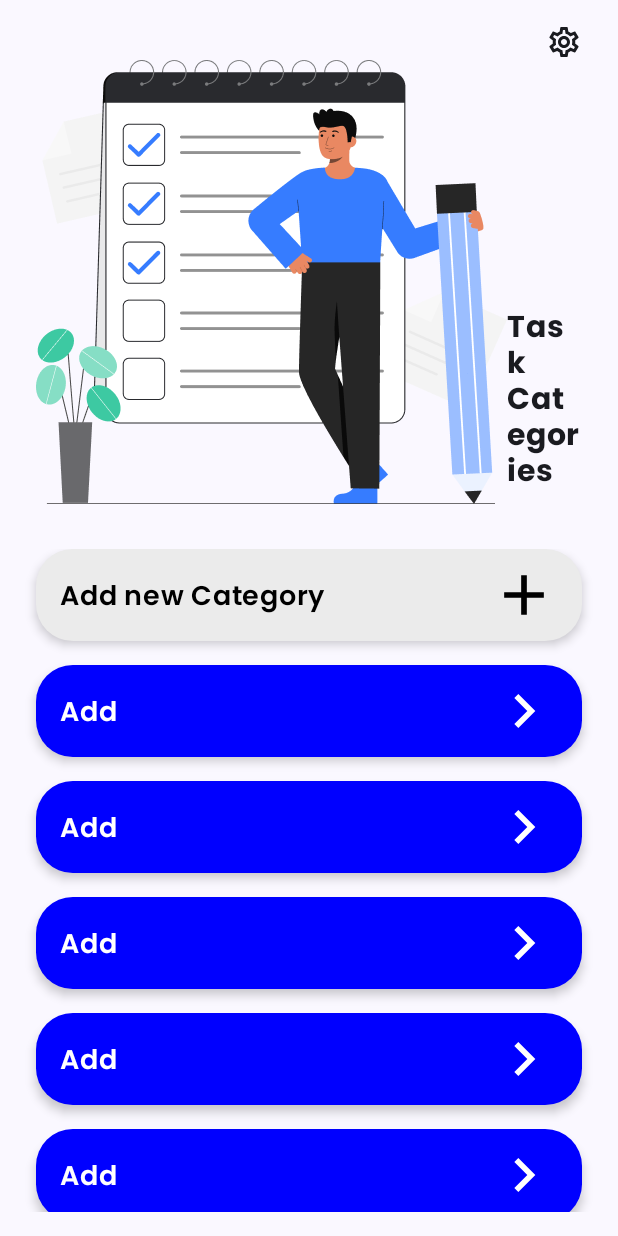
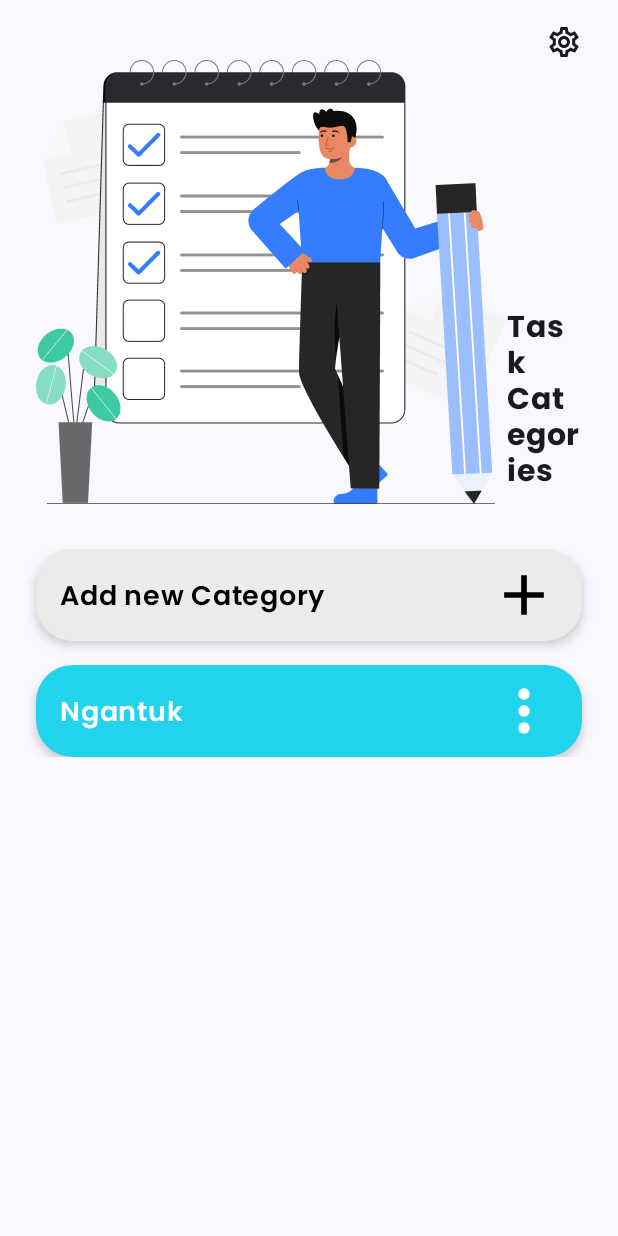
Before and after one commit to jasonmiracleg/ALP_VP, an Android app built with Jetpack Compose: the composable ViewCategory shown on its own in the app's theme, on a phone screen of 412 x 824 dp. Run offline under Robolectric (Android 15) with nearby library versions, the phone set to English and light mode, and no system bars; libraries missing offline, so code that uses them is left out: com.github.skydoves.colorpicker.

Commit message:
Category View Model

```diff
--- /dev/null
+++ b/app/src/main/java/com/example/alp_vp/model/Category.kt
@@ -0,0 +1,6 @@
+package com.example.alp_vp.model
+
+data class Category(
+    val category_title: String,
+    val color: String
+)
--- /dev/null
+++ b/app/src/main/java/com/example/alp_vp/model/CategoryUIState.kt
@@ -0,0 +1,7 @@
+package com.example.alp_vp.model
+
+data class CategoryUIState(
+    val categories: MutableList<Category> = mutableListOf(
+        Category("Ngantuk", "FF22D3EE")
+    )
+)
--- a/app/src/main/java/com/example/alp_vp/ui/view/category/CategoryView.kt
+++ b/app/src/main/java/com/example/alp_vp/ui/view/category/CategoryView.kt
@@ -1,21 +1,24 @@
 package com.example.alp_vp.ui.view.category
 
-import android.util.Log
+
 import androidx.compose.foundation.BorderStroke
 import androidx.compose.foundation.Image
 import androidx.compose.foundation.background
+import androidx.compose.foundation.clickable
 import androidx.compose.foundation.layout.Arrangement
 import androidx.compose.foundation.layout.Box
 import androidx.compose.foundation.layout.Column
 import androidx.compose.foundation.layout.Row
+import androidx.compose.foundation.layout.fillMaxSize
 import androidx.compose.foundation.layout.fillMaxWidth
 import androidx.compose.foundation.layout.padding
 import androidx.compose.foundation.layout.size
 import androidx.compose.foundation.lazy.LazyColumn
 import androidx.compose.foundation.shape.RoundedCornerShape
+import androidx.compose.foundation.text.KeyboardOptions
 import androidx.compose.material.icons.Icons
 import androidx.compose.material.icons.outlined.Add
-import androidx.compose.material.icons.outlined.KeyboardArrowRight
+import androidx.compose.material.icons.outlined.MoreVert
 import androidx.compose.material.icons.outlined.Settings
 import androidx.compose.material3.Button
 import androidx.compose.material3.ButtonDefaults
@@ -26,32 +29,45 @@ import androidx.compose.material3.OutlinedTextField
 import androidx.compose.material3.OutlinedTextFieldDefaults
 import androidx.compose.material3.Text
 import androidx.compose.runtime.Composable
+import androidx.compose.runtime.collectAsState
 import androidx.compose.runtime.getValue
 import androidx.compose.runtime.mutableStateOf
 import androidx.compose.runtime.remember
+import androidx.compose.runtime.saveable.rememberSaveable
 import androidx.compose.runtime.setValue
 import androidx.compose.ui.Alignment
 import androidx.compose.ui.Modifier
 import androidx.compose.ui.graphics.Color
 import androidx.compose.ui.res.painterResource
 import androidx.compose.ui.text.font.FontWeight
+import androidx.compose.ui.text.input.ImeAction
+import androidx.compose.ui.text.input.KeyboardType
 import androidx.compose.ui.text.style.TextAlign
 import androidx.compose.ui.tooling.preview.Preview
 import androidx.compose.ui.unit.dp
 import androidx.compose.ui.unit.sp
 import androidx.compose.ui.window.Dialog
+import androidx.lifecycle.viewmodel.compose.viewModel
 import com.example.alp_vp.R
 import com.example.alp_vp.ui.theme.BlueOutline
 import com.example.alp_vp.ui.theme.ButtonColor
 import com.example.alp_vp.ui.theme.poppins
-import com.github.skydoves.colorpicker.compose.ColorPickerController
+import com.example.alp_vp.viewmodel.category.CategoryViewModel
 import com.github.skydoves.colorpicker.compose.HsvColorPicker
 import com.github.skydoves.colorpicker.compose.drawColorIndicator
 import com.github.skydoves.colorpicker.compose.rememberColorPickerController
 
 @Composable
-fun ViewCategory() {
-    Column(modifier = Modifier.padding(horizontal = 24.dp, vertical = 16.dp)) {
+fun ViewCategory(categoryViewModel: CategoryViewModel = viewModel()) {
+    val categoryUIState by categoryViewModel.data.collectAsState()
+    var isPopUpVisible by rememberSaveable {
+        mutableStateOf(false)
+    }
+    Box(modifier = Modifier.fillMaxWidth()) {
+        Column(
+            modifier = Modifier
+                .padding(horizontal = 24.dp, vertical = 16.dp)
+        ) {
             TopNavBar()
             Row(verticalAlignment = Alignment.Bottom) {
                 Image(
@@ -72,10 +88,31 @@ fun ViewCategory() {
                 verticalArrangement = Arrangement.spacedBy(16.dp),
                 modifier = Modifier.padding(top = 30.dp)
             ) {
-            item { CategoryCard("Add new Category", true) }
-            items(5) {
-                CategoryCard("Add", false, Color.Blue)
+                item {
+                    CategoryCard("Add new Category", isNewCategory = true) {
+                        isPopUpVisible = true
                     }
+                }
+                items(categoryUIState.categories.size) {
+                    CategoryCard(
+                        categoryName = categoryUIState.categories[it].category_title,
+                        isNewCategory = false,
+                        colorBackground = Color(android.graphics.Color.parseColor("#${categoryUIState.categories[it].color}"))
+                    ) {
+
+                    }
+                }
+            }
+            if (isPopUpVisible) {
+                Popup(onDismiss = { isPopUpVisible = false }, categoryViewModel)
+            }
+        }
+        Column(
+            modifier = Modifier.background(
+                Color.LightGray.copy(alpha = if (isPopUpVisible) 0.5f else 0f)
+            )
+        ) {
+            Box(modifier = Modifier.fillMaxSize())
         }
     }
 }
@@ -84,7 +121,8 @@ fun ViewCategory() {
 fun CategoryCard(
     categoryName: String,
     isNewCategory: Boolean,
-    colorBackground: Color = Color(0xFFEBEBEB)
+    colorBackground: Color = Color(0xFFEBEBEB),
+    onClick: () -> Unit,
 ) {
     Card(
         colors = CardDefaults.cardColors(colorBackground),
@@ -95,7 +133,10 @@ fun CategoryCard(
             verticalAlignment = Alignment.CenterVertically,
             modifier = Modifier
                 .fillMaxWidth()
-                .padding(horizontal = 16.dp, vertical = 8.dp),
+                .padding(horizontal = 16.dp, vertical = 8.dp)
+                .clickable {
+                    onClick()
+                },
         ) {
             Column(
                 modifier = Modifier
@@ -120,7 +161,7 @@ fun CategoryCard(
                     imageVector = if (isNewCategory) {
                         Icons.Outlined.Add
                     } else {
-                        Icons.Outlined.KeyboardArrowRight
+                        Icons.Outlined.MoreVert
                     },
                     contentDescription = "Action",
                     tint = if (isNewCategory) {
@@ -148,11 +189,18 @@ fun TopNavBar() {
 }
 
 @Composable
-fun Popup() {
+fun Popup(
+    onDismiss: () -> Unit,
+    categoryViewModel: CategoryViewModel
+) {
     val controller = rememberColorPickerController()
-
-
-    Dialog(onDismissRequest = { /*TODO*/ }) {
+    var title by rememberSaveable {
+        mutableStateOf("")
+    }
+    var hexCode by remember {
+        mutableStateOf("")
+    }
+    Dialog(onDismissRequest = { onDismiss() }) {
         Card(
             colors = CardDefaults.cardColors(Color.White),
             border = BorderStroke(1.dp, color = Color.Black)
@@ -179,8 +227,8 @@ fun Popup() {
                     fontSize = 18.sp
                 )
                 OutlinedTextField(
-                    value = "",
-                    onValueChange = {},
+                    value = title,
+                    onValueChange = { title = it },
                     colors = OutlinedTextFieldDefaults.colors(
                         focusedContainerColor = BlueOutline,
                         unfocusedContainerColor = BlueOutline,
@@ -194,6 +242,10 @@ fun Popup() {
                             fontWeight = FontWeight.SemiBold
                         )
                     },
+                    keyboardOptions = KeyboardOptions().copy(
+                        keyboardType = KeyboardType.Text,
+                        imeAction = ImeAction.Done
+                    ),
                     shape = RoundedCornerShape(35),
                     modifier = Modifier.fillMaxWidth()
                 )
@@ -214,7 +266,7 @@ fun Popup() {
                         modifier = Modifier
                             .padding(start = 8.dp)
                             .size(height = 40.dp, width = 100.dp)
-                            .background(Color.Magenta)
+                            .background(color = controller.selectedColor.value)
                     )
                     Icon(
                         painter = painterResource(id = R.drawable.outline_colorize_24),
@@ -222,33 +274,6 @@ fun Popup() {
                         modifier = Modifier.size(30.dp)
                     )
                 }
-                ColorPicker(controller = controller)
-                Row(
-                    horizontalArrangement = Arrangement.Center,
-                    modifier = Modifier
-                        .fillMaxWidth()
-                        .padding(top = 4.dp)
-                ) {
-                    Button(
-                        onClick = { /*TODO*/ },
-                        colors = ButtonDefaults.buttonColors(ButtonColor)
-                    ) {
-                        Text(
-                            text = "Add",
-                            fontFamily = poppins,
-                            modifier = Modifier.padding(horizontal = 12.dp),
-                            fontWeight = FontWeight.SemiBold
-                        )
-                    }
-                }
-            }
-        }
-    }
-}
-
-@Composable
-fun ColorPicker(controller: ColorPickerController){
-    var hexCode by remember { mutableStateOf("") }
                 var textColor by remember { mutableStateOf(Color.Transparent) }
 
                 Box(contentAlignment = Alignment.Center, modifier = Modifier.fillMaxWidth()) {
@@ -270,10 +295,38 @@ fun ColorPicker(controller: ColorPickerController){
                         initialColor = Color.Red,
                     )
                 }
+                Row(
+                    horizontalArrangement = Arrangement.Center,
+                    modifier = Modifier
+                        .fillMaxWidth()
+                        .padding(top = 4.dp)
+                ) {
+                    Button(
+                        onClick = {
+                            categoryViewModel.addCategory(
+                                title,
+                                hexCode
+                            )
+                            onDismiss()
+                        },
+                        colors = ButtonDefaults.buttonColors(ButtonColor)
+                    ) {
+                        Text(
+                            text = "Add",
+                            fontFamily = poppins,
+                            modifier = Modifier.padding(horizontal = 12.dp),
+                            fontWeight = FontWeight.SemiBold
+                        )
+                    }
+                }
+            }
+        }
+    }
 }
 
-@Preview(showBackground = false, showSystemUi = false)
+@Preview(showBackground = true, showSystemUi = true)
 @Composable
 fun PreviewCategory() {
-    Popup()
+//    Popup()
+    ViewCategory()
 }
--- a/app/src/main/java/com/example/alp_vp/viewmodel/category/CategoryViewModel.kt
+++ b/app/src/main/java/com/example/alp_vp/viewmodel/category/CategoryViewModel.kt
@@ -1 +1,23 @@
 package com.example.alp_vp.viewmodel.category
+
+import androidx.lifecycle.ViewModel
+import com.example.alp_vp.model.Category
+import com.example.alp_vp.model.CategoryUIState
+import kotlinx.coroutines.flow.MutableStateFlow
+import kotlinx.coroutines.flow.StateFlow
+import kotlinx.coroutines.flow.asStateFlow
+import kotlinx.coroutines.flow.update
+
+class CategoryViewModel : ViewModel() {
+    private val currentData = MutableStateFlow(CategoryUIState())
+    val data: StateFlow<CategoryUIState> = currentData.asStateFlow()
+
+    fun addCategory(title: String, color: String) {
+        val categoryList = currentData.value.categories.toMutableList()
+        categoryList.add(Category(category_title = title, color = color))
+        currentData.update {
+            it.copy(categories = categoryList)
+        }
+    }
+
+}
```
Lines whose indentation alone changed are shown as unchanged.
